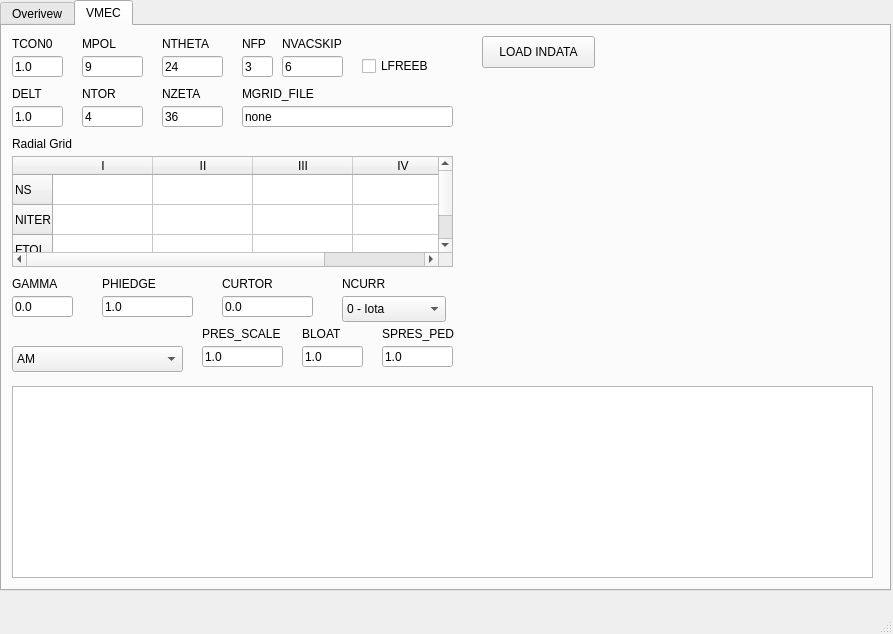
This is pySTEL/STELLOPT.ui in PrincetonUniversity/STELLOPT as Qt 5 draws it before an edit. The edited form follows.
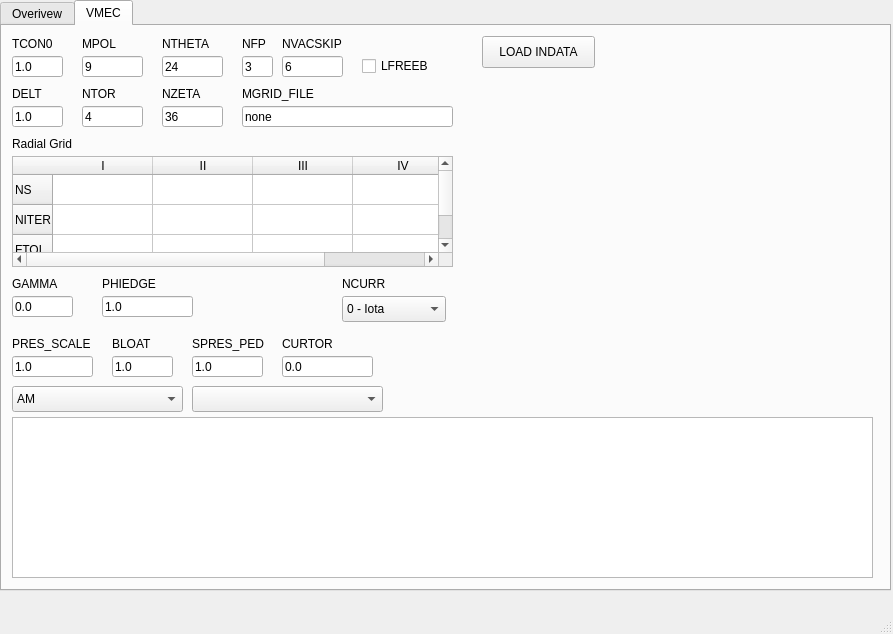
This is the edited form.

Commit message: Progress on getting plots into input namelist screen

Patch:
```diff
--- a/pySTEL/STELLOPT.ui
+++ b/pySTEL/STELLOPT.ui
@@ -395,8 +395,8 @@
      <widget class="QLabel" name="label_13">
       <property name="geometry">
        <rect>
-        <x>220</x>
-        <y>250</y>
+        <x>280</x>
+        <y>310</y>
         <width>59</width>
         <height>16</height>
        </rect>
@@ -408,8 +408,8 @@
      <widget class="QLineEdit" name="TextCurtor">
       <property name="geometry">
        <rect>
-        <x>220</x>
-        <y>270</y>
+        <x>280</x>
+        <y>330</y>
         <width>91</width>
         <height>21</height>
        </rect>
@@ -454,8 +454,8 @@
      <widget class="QLabel" name="label_15">
       <property name="geometry">
        <rect>
-        <x>200</x>
-        <y>300</y>
+        <x>10</x>
+        <y>310</y>
         <width>81</width>
         <height>16</height>
        </rect>
@@ -467,8 +467,8 @@
      <widget class="QLineEdit" name="TextPresScale">
       <property name="geometry">
        <rect>
-        <x>200</x>
-        <y>320</y>
+        <x>10</x>
+        <y>330</y>
         <width>81</width>
         <height>21</height>
        </rect>
@@ -480,8 +480,8 @@
      <widget class="QLabel" name="label_16">
       <property name="geometry">
        <rect>
-        <x>300</x>
-        <y>300</y>
+        <x>110</x>
+        <y>310</y>
         <width>59</width>
         <height>16</height>
        </rect>
@@ -493,8 +493,8 @@
      <widget class="QLineEdit" name="TextBloat">
       <property name="geometry">
        <rect>
-        <x>300</x>
-        <y>320</y>
+        <x>110</x>
+        <y>330</y>
         <width>61</width>
         <height>21</height>
        </rect>
@@ -506,8 +506,8 @@
      <widget class="QLabel" name="label_17">
       <property name="geometry">
        <rect>
-        <x>380</x>
-        <y>300</y>
+        <x>190</x>
+        <y>310</y>
         <width>81</width>
         <height>16</height>
        </rect>
@@ -519,8 +519,8 @@
      <widget class="QLineEdit" name="TextSpresPed">
       <property name="geometry">
        <rect>
-        <x>380</x>
-        <y>320</y>
+        <x>190</x>
+        <y>330</y>
         <width>71</width>
         <height>21</height>
        </rect>
@@ -546,9 +546,9 @@
       <property name="geometry">
        <rect>
         <x>10</x>
-        <y>360</y>
+        <y>391</y>
         <width>861</width>
-        <height>192</height>
+        <height>161</height>
        </rect>
       </property>
      </widget>
@@ -556,7 +556,7 @@
       <property name="geometry">
        <rect>
         <x>10</x>
-        <y>320</y>
+        <y>360</y>
         <width>171</width>
         <height>26</height>
        </rect>
@@ -628,6 +628,16 @@
       </property>
       <layout class="QGridLayout" name="Plotbox"/>
      </widget>
+     <widget class="QComboBox" name="ComboBoxPType">
+      <property name="geometry">
+       <rect>
+        <x>190</x>
+        <y>360</y>
+        <width>191</width>
+        <height>26</height>
+       </rect>
+      </property>
+     </widget>
     </widget>
    </widget>
   </widget>
```
The commit also changes 2 other files.
